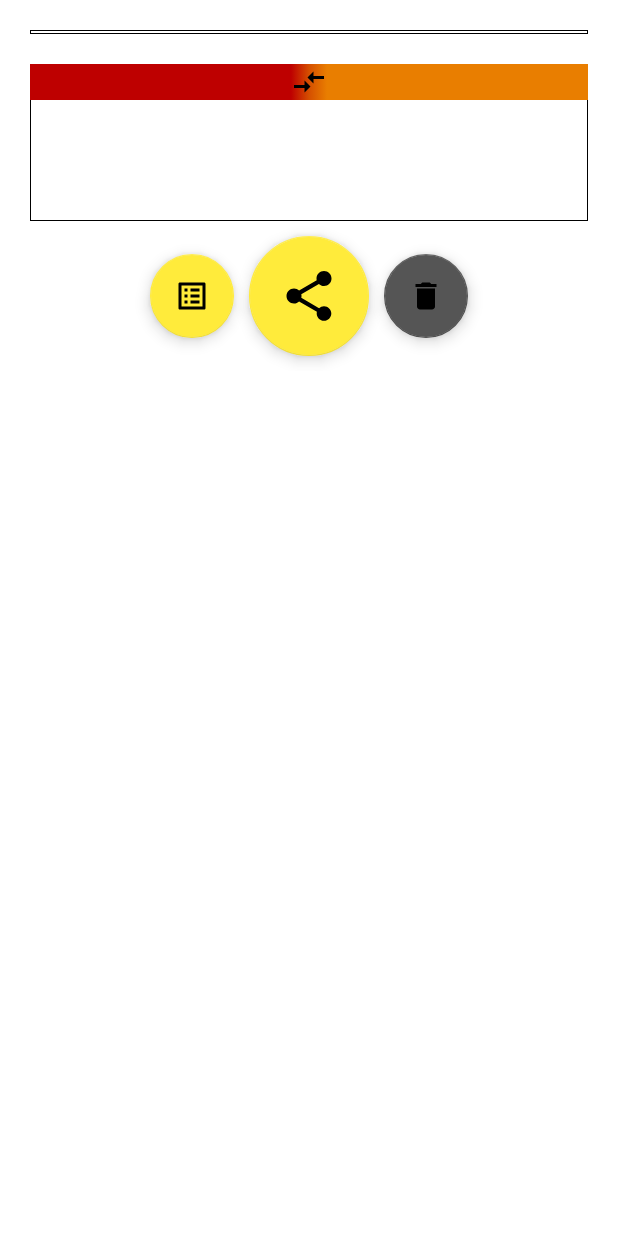
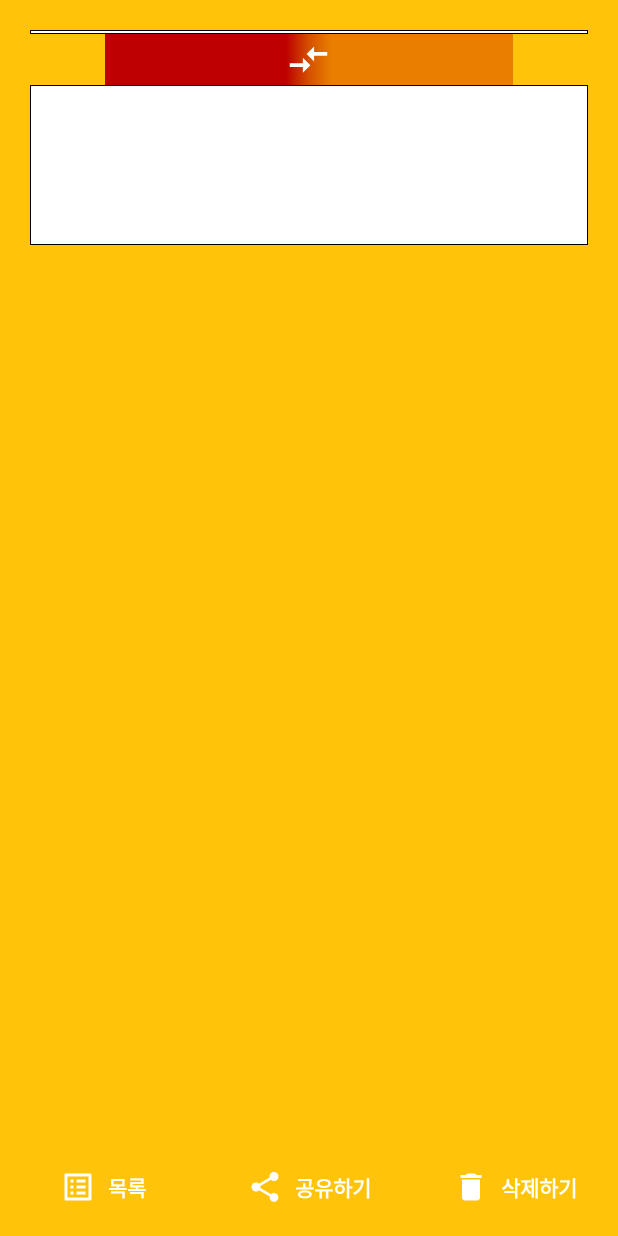
Before and after one commit to 0chil/curlingtomorrow, an Android app: the ShowResultActivity screen opened directly, with no data from a screen before it, on a phone screen of 412 x 824 dp. Run offline under Robolectric (Android 15) with nearby library versions, the phone set to English and light mode, and no system bars; libraries missing offline, so code that uses them is left out: com.kakao.kakaolink, com.kakao.message, com.kakao.network, com.kakao.util; 5 statements that could not run were skipped.

Commit message:
Design changes, layout bugfix

```diff
--- a/app/src/main/java/com/gor2/curlingtomorrow/ui/PreviewActivity.java
+++ b/app/src/main/java/com/gor2/curlingtomorrow/ui/PreviewActivity.java
@@ -12,6 +12,7 @@ import android.util.Log;
 import android.view.Gravity;
 import android.view.View;
 import android.view.WindowManager;
+import android.widget.Button;
 import android.widget.FrameLayout;
 import android.widget.ImageView;
 import android.widget.LinearLayout;
@@ -55,8 +56,7 @@ import java.util.Date;
 
 public class PreviewActivity extends AppCompatActivity{
     ImageView imgTaken;
-    FloatingActionButton btnSave;
-    FloatingActionButton btnRetry;
+    Button btnSave,btnRetry;
     FrameLayout frameLayout;
     public TextView txtScore, txtPlayerRed, txtPlayerYellow;
     Result result;
--- a/app/src/main/java/com/gor2/curlingtomorrow/ui/ShowResultActivity.java
+++ b/app/src/main/java/com/gor2/curlingtomorrow/ui/ShowResultActivity.java
@@ -5,6 +5,7 @@ import android.os.Bundle;
 import android.util.Log;
 import android.view.View;
 import android.view.WindowManager;
+import android.widget.Button;
 import android.widget.FrameLayout;
 import android.widget.ImageView;
 import android.widget.TextView;
@@ -12,7 +13,6 @@ import android.widget.TextView;
 import androidx.appcompat.app.AppCompatActivity;
 
 import com.bumptech.glide.Glide;
-import com.google.android.material.floatingactionbutton.FloatingActionButton;
 import com.gor2.curlingtomorrow.Curlingtomorrow;
 import com.gor2.curlingtomorrow.R;
 import com.gor2.curlingtomorrow.SplashActivity;
@@ -33,7 +33,7 @@ import java.io.File;
 
 public class ShowResultActivity extends AppCompatActivity{
     ImageView imgTaken;
-    FloatingActionButton btnShare,btnDelete,btnList;
+    Button btnShare,btnDelete,btnList;
     FrameLayout frameLayout;
     public TextView txtScore, txtPlayerRed, txtPlayerYellow;
     public Result result;
--- a/app/src/main/res/layout/activity_showresult.xml
+++ b/app/src/main/res/layout/activity_showresult.xml
@@ -4,13 +4,15 @@
     xmlns:tools="http://schemas.android.com/tools"
     android:layout_width="match_parent"
     android:layout_height="match_parent"
+    android:background="#ffc40a"
     android:gravity="center_horizontal"
     android:orientation="vertical"
     tools:context=".ui.ShowResultActivity">
 
     <ScrollView
         android:layout_width="match_parent"
-        android:layout_height="match_parent">
+        android:layout_height="0dp"
+        android:layout_weight="1">
 
         <LinearLayout
             android:layout_width="match_parent"
@@ -21,7 +23,9 @@
                 android:id="@+id/frameLayout_showresult"
                 android:layout_width="match_parent"
                 android:layout_height="wrap_content"
-                android:layout_margin="20dp"
+                android:layout_marginLeft="20dp"
+                android:layout_marginTop="20dp"
+                android:layout_marginRight="20dp"
                 android:background="@drawable/border"
                 android:padding="1dp">
 
@@ -37,45 +41,54 @@
             <LinearLayout
                 android:layout_width="match_parent"
                 android:layout_height="wrap_content"
+                android:layout_marginLeft="70dp"
+                android:layout_marginRight="70dp"
+                android:orientation="horizontal"
+                android:weightSum="9">
+
+                <TextView
+                    android:id="@+id/txtPlayerRed_showresult"
+                    android:layout_width="0dp"
+                    android:layout_height="34dp"
+                    android:layout_weight="4"
+                    android:background="@color/red"
+                    android:gravity="center"
+                    android:textAlignment="center"
+                    android:textAppearance="@style/TextAppearance.AppCompat.Body2"
+                    android:textColor="#FFFFFF"
+                    android:textSize="18sp"
+                    android:textStyle="bold" />
+
+                <ImageView
+                    android:id="@+id/imageView_showresult"
+                    android:layout_width="0dp"
+                    android:layout_height="34dp"
+                    android:layout_weight="1"
+                    android:background="@drawable/gredient"
+                    android:tint="#FFFFFF"
+                    app:srcCompat="@drawable/ic_compare_arrows_black_24dp" />
+
+                <TextView
+                    android:id="@+id/txtPlayerYellow_showresult"
+                    android:layout_width="0dp"
+                    android:layout_height="34dp"
+                    android:layout_weight="4"
+                    android:background="@color/yellow"
+                    android:gravity="center"
+                    android:textAlignment="center"
+                    android:textAppearance="@style/TextAppearance.AppCompat.Body2"
+                    android:textColor="#FFFFFF"
+                    android:textSize="18sp"
+                    android:textStyle="bold" />
+            </LinearLayout>
+
+            <LinearLayout
+                android:layout_width="match_parent"
+                android:layout_height="wrap_content"
                 android:layout_marginLeft="20dp"
                 android:layout_marginRight="20dp"
                 android:background="@drawable/border"
                 android:orientation="vertical">
-
-                <LinearLayout
-                    android:layout_width="match_parent"
-                    android:layout_height="wrap_content"
-                    android:orientation="horizontal">
-
-                    <TextView
-                        android:id="@+id/txtPlayerRed_showresult"
-                        android:layout_width="match_parent"
-                        android:layout_height="24dp"
-                        android:layout_weight="1"
-                        android:background="@color/red"
-                        android:gravity="center"
-                        android:textAlignment="center"
-                        android:textAppearance="@style/TextAppearance.AppCompat.Body2"
-                        android:textColor="#FFFFFF" />
-
-                    <ImageView
-                        android:id="@+id/imageView_showresult"
-                        android:layout_width="wrap_content"
-                        android:layout_height="wrap_content"
-                        android:background="@drawable/gredient"
-                        app:srcCompat="@drawable/ic_compare_arrows_black_24dp" />
-
-                    <TextView
-                        android:id="@+id/txtPlayerYellow_showresult"
-                        android:layout_width="match_parent"
-                        android:layout_height="24dp"
-                        android:layout_weight="1"
-                        android:background="@color/yellow"
-                        android:gravity="center"
-                        android:textAlignment="center"
-                        android:textAppearance="@style/TextAppearance.AppCompat.Body2"
-                        android:textColor="#FFFFFF" />
-                </LinearLayout>
 
                 <TextView
                     android:id="@+id/txtScore_showresult"
@@ -85,47 +98,62 @@
                     android:textAlignment="center"
                     android:textAppearance="@style/TextAppearance.AppCompat.Body2"
                     android:textColor="#000000"
-                    android:textSize="60sp" />
+                    android:textSize="80sp"
+                    android:textStyle="bold" />
 
             </LinearLayout>
 
-            <LinearLayout
-                android:layout_width="match_parent"
-                android:layout_height="wrap_content"
-                android:gravity="center"
-                android:orientation="horizontal">
-
-                <com.google.android.material.floatingactionbutton.FloatingActionButton
-                    android:id="@+id/btnList"
-                    android:layout_width="match_parent"
-                    android:layout_height="wrap_content"
-                    android:layout_weight="1"
-                    android:clickable="true"
-                    app:backgroundTint="@color/colorPrimary"
-                    app:srcCompat="@drawable/ic_list_alt_24px" />
-
-                <com.google.android.material.floatingactionbutton.FloatingActionButton
-                    android:id="@+id/btnShare"
-                    android:layout_width="wrap_content"
-                    android:layout_height="wrap_content"
-                    android:layout_gravity="center"
-                    android:layout_margin="10dp"
-                    android:clickable="true"
-                    app:backgroundTint="@color/colorPrimary"
-                    app:fabCustomSize="80dp"
-                    app:maxImageSize="40dp"
-                    app:srcCompat="@drawable/ic_share_24px" />
-
-                <com.google.android.material.floatingactionbutton.FloatingActionButton
-                    android:id="@+id/btnDelete"
-                    android:layout_width="match_parent"
-                    android:layout_height="wrap_content"
-                    android:clickable="true"
-                    app:backgroundTint="@color/disabled"
-                    app:srcCompat="@drawable/ic_delete_24px" />
-
-            </LinearLayout>
         </LinearLayout>
     </ScrollView>
 
+    <LinearLayout
+        android:layout_width="match_parent"
+        android:layout_height="65dp"
+        android:gravity="center"
+        android:orientation="horizontal"
+        android:weightSum="3">
+
+        <Button
+            android:id="@+id/btnList"
+            style="@style/Widget.AppCompat.Button.Borderless"
+            android:layout_width="0dp"
+            android:layout_height="match_parent"
+            android:layout_weight="1"
+            android:backgroundTint="@color/red"
+            android:insetTop="0dp"
+            android:insetBottom="0dp"
+            android:text="목록"
+            android:textStyle="bold"
+            app:icon="@drawable/ic_list_alt_24px"
+            app:iconGravity="textStart" />
+
+        <Button
+            android:id="@+id/btnShare"
+            style="@style/Widget.AppCompat.Button.Borderless"
+            android:layout_width="0dp"
+            android:layout_height="match_parent"
+            android:layout_weight="1"
+            android:backgroundTint="@color/red"
+            android:insetTop="0dp"
+            android:insetBottom="0dp"
+            android:text="공유하기"
+            android:textStyle="bold"
+            app:icon="@drawable/ic_share_24px"
+            app:iconGravity="textStart" />
+
+        <Button
+            android:id="@+id/btnDelete"
+            style="@style/Widget.AppCompat.Button.Borderless"
+            android:layout_width="0dp"
+            android:layout_height="match_parent"
+            android:layout_weight="1"
+            android:backgroundTint="@color/red"
+            android:insetTop="0dp"
+            android:insetBottom="0dp"
+            android:text="삭제하기"
+            android:textStyle="bold"
+            app:icon="@drawable/ic_delete_24px"
+            app:iconGravity="textStart" />
+    </LinearLayout>
+
 </LinearLayout>
```
Also changed, not shown: app/src/main/res/drawable/ic_fiber_manual_record_black_24dp.xml (added, +9 -0 lines), app/src/main/res/layout/activity_camera.xml (+7 -4 lines), app/src/main/res/layout/activity_preview.xml (+90 -64 lines).
